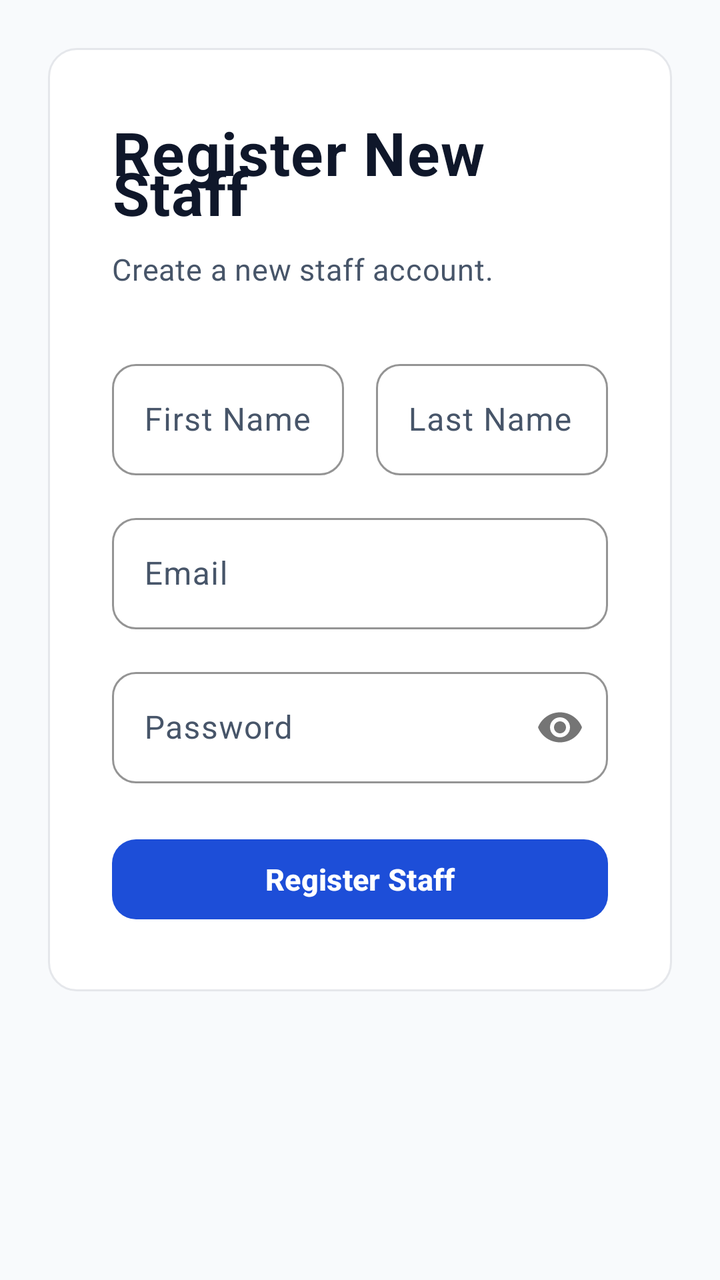
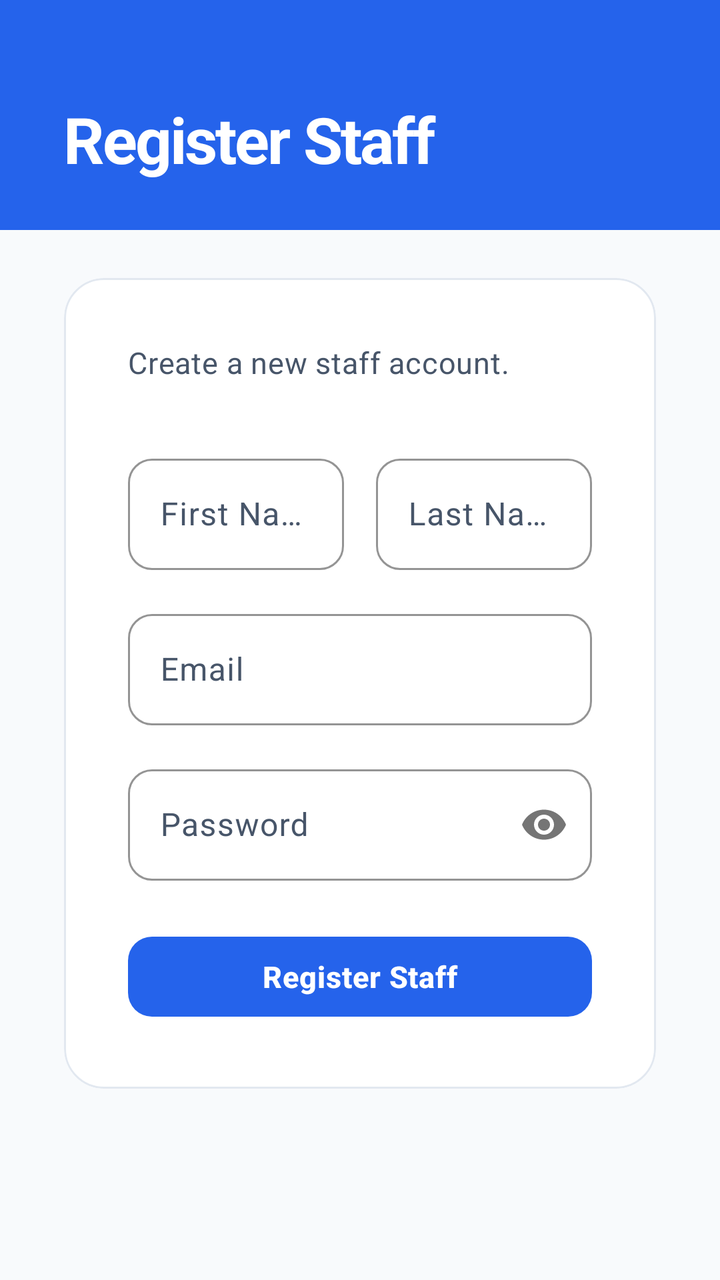

Two renders of the same Android screen: before a commit and after it. Below are the layout's source before the change and the commit's diff.
<!-- AndroidManifest.xml: application theme Theme.QueueEase -->
<!-- res/layout/fragment_register_staff.xml -->
<?xml version="1.0" encoding="utf-8"?>
<androidx.constraintlayout.widget.ConstraintLayout xmlns:android="http://schemas.android.com/apk/res/android"
    xmlns:app="http://schemas.android.com/apk/res-auto"
    android:layout_width="match_parent"
    android:layout_height="match_parent"
    android:background="@color/gray_50"
    android:padding="24dp">

    <LinearLayout
        android:id="@+id/cardContainer"
        android:layout_width="match_parent"
        android:layout_height="wrap_content"
        android:background="@drawable/bg_card"
        android:orientation="vertical"
        android:padding="32dp"
        app:layout_constraintTop_toTopOf="parent">

        <TextView
            style="@style/QueueEase.Text.PageTitle"
            android:layout_width="match_parent"
            android:layout_height="wrap_content"
            android:text="Register New Staff"
            android:layout_marginBottom="8dp" />

        <TextView
            style="@style/QueueEase.Text.Body"
            android:layout_width="match_parent"
            android:layout_height="wrap_content"
            android:text="Create a new staff account."
            android:layout_marginBottom="32dp" />

        <LinearLayout
            android:layout_width="match_parent"
            android:layout_height="wrap_content"
            android:orientation="horizontal"
            android:baselineAligned="false"
            android:layout_marginBottom="16dp">

            <com.google.android.material.textfield.TextInputLayout
                style="@style/QueueEase.TextInput"
                android:layout_width="0dp"
                android:layout_height="wrap_content"
                android:layout_weight="1"
                android:hint="@string/first_name"
                android:layout_marginEnd="8dp">

                <com.google.android.material.textfield.TextInputEditText
                    android:id="@+id/etFirstName"
                    android:layout_width="match_parent"
                    android:layout_height="wrap_content"
                    android:inputType="textPersonName" />
            </com.google.android.material.textfield.TextInputLayout>

            <com.google.android.material.textfield.TextInputLayout
                style="@style/QueueEase.TextInput"
                android:layout_width="0dp"
                android:layout_height="wrap_content"
                android:layout_weight="1"
                android:hint="@string/last_name"
                android:layout_marginStart="8dp">

                <com.google.android.material.textfield.TextInputEditText
                    android:id="@+id/etLastName"
                    android:layout_width="match_parent"
                    android:layout_height="wrap_content"
                    android:inputType="textPersonName" />
            </com.google.android.material.textfield.TextInputLayout>
        </LinearLayout>

        <com.google.android.material.textfield.TextInputLayout
            style="@style/QueueEase.TextInput"
            android:layout_width="match_parent"
            android:layout_height="wrap_content"
            android:hint="@string/email"
            android:layout_marginBottom="16dp">

            <com.google.android.material.textfield.TextInputEditText
                android:id="@+id/etEmail"
                android:layout_width="match_parent"
                android:layout_height="wrap_content"
                android:inputType="textEmailAddress" />
        </com.google.android.material.textfield.TextInputLayout>

        <com.google.android.material.textfield.TextInputLayout
            style="@style/QueueEase.TextInput"
            android:layout_width="match_parent"
            android:layout_height="wrap_content"
            android:hint="@string/password"
            app:passwordToggleEnabled="true"
            android:layout_marginBottom="24dp">

            <com.google.android.material.textfield.TextInputEditText
                android:id="@+id/etPassword"
                android:layout_width="match_parent"
                android:layout_height="wrap_content"
                android:inputType="textPassword" />
        </com.google.android.material.textfield.TextInputLayout>

        <Button
            android:id="@+id/btnRegister"
            style="@style/QueueEase.Button.Primary"
            android:layout_width="match_parent"
            android:layout_height="wrap_content"
            android:text="Register Staff" />

    </LinearLayout>

    <ProgressBar
        android:id="@+id/progressBar"
        android:layout_width="wrap_content"
        android:layout_height="wrap_content"
        android:visibility="gone"
        app:layout_constraintBottom_toBottomOf="parent"
        app:layout_constraintEnd_toEndOf="parent"
        app:layout_constraintStart_toStartOf="parent"
        app:layout_constraintTop_toTopOf="parent" />

</androidx.constraintlayout.widget.ConstraintLayout>
<!-- resources referenced by this layout -->
<resources>
  <!-- drawable bg_card (drawable) -->
  <?xml version="1.0" encoding="utf-8"?>
  <shape xmlns:android="http://schemas.android.com/apk/res/android"
      android:shape="rectangle">
      <solid android:color="#FFFFFF" />
      <corners android:radius="14dp" />
      <stroke android:width="1dp" android:color="#E5E7EB" />
  </shape>
  <style name="QueueEase.Button.Primary" parent="QueueEase.Button">
          <item name="backgroundTint">@color/blue_600</item>
          <item name="android:textColor">@color/white</item>
      </style>
  <style name="QueueEase.Text.Body">
          <item name="android:textSize">@dimen/text_base</item>
          <item name="android:textColor">@color/gray_600</item>
      </style>
  <style name="QueueEase.Text.PageTitle">
          <item name="android:textSize">@dimen/text_3xl</item>
          <item name="android:textStyle">bold</item>
          <item name="android:textColor">@color/gray_900</item>
      </style>
  <style name="QueueEase.TextInput" parent="Widget.Material3.TextInputLayout.OutlinedBox">
          <item name="boxStrokeColor">@color/gray_300</item>
          <item name="boxStrokeWidth">1dp</item>
          <item name="boxStrokeWidthFocused">2dp</item>
          <item name="boxBackgroundColor">@color/white</item>
          <item name="boxCornerRadiusTopStart">@dimen/radius_md</item>
          <item name="boxCornerRadiusTopEnd">@dimen/radius_md</item>
          <item name="boxCornerRadiusBottomStart">@dimen/radius_md</item>
          <item name="boxCornerRadiusBottomEnd">@dimen/radius_md</item>
          <item name="hintTextColor">@color/blue_600</item>
      </style>
  <style name="QueueEase.Button" parent="Widget.Material3.Button">
          <item name="android:layout_height">@dimen/button_height</item>
          <item name="android:textAllCaps">false</item>
          <item name="android:textSize">@dimen/text_base</item>
          <item name="android:textStyle">bold</item>
          <item name="cornerRadius">@dimen/radius_md</item>
      </style>
  <color name="blue_600">#1D4ED8</color>
  <color name="gray_300">#CBD5E1</color>
  <dimen name="radius_md">12dp</dimen>
  <style name="Base.Theme.QueueEase" parent="Theme.Material3.Light.NoActionBar">
          
          <item name="colorPrimary">@color/blue_600</item>
          <item name="colorOnPrimary">@color/white</item>
          <item name="colorPrimaryContainer">@color/blue_100</item>
          <item name="colorOnPrimaryContainer">@color/blue_700</item>
  
          
          <item name="colorSecondary">@color/green_600</item>
          <item name="colorOnSecondary">@color/white</item>
          <item name="colorSecondaryContainer">@color/green_50</item>
          <item name="colorOnSecondaryContainer">@color/green_600</item>
  
          
          <item name="colorTertiary">@color/purple_500</item>
          <item name="colorOnTertiary">@color/white</item>
  
          
          <item name="colorError">@color/red_500</item>
          <item name="colorOnError">@color/white</item>
          <item name="colorErrorContainer">@color/red_50</item>
  
          
          <item name="colorSurface">@color/white</item>
          <item name="colorOnSurface">@color/gray_800</item>
          <item name="colorSurfaceVariant">@color/gray_50</item>
          <item name="colorOnSurfaceVariant">@color/gray_600</item>
          <item name="colorOutline">@color/gray_300</item>
          <item name="colorOutlineVariant">@color/border_subtle</item>
  
          
          <item name="android:colorBackground">@color/gray_50</item>
          <item name="colorOnBackground">@color/gray_800</item>
  
          
          <item name="android:statusBarColor">@color/white</item>
          <item name="android:windowLightStatusBar" tools:targetApi="23">true</item>
  
          
          <item name="android:navigationBarColor">@color/white</item>
          <item name="android:windowLightNavigationBar" tools:targetApi="27">true</item>
  
          
          <item name="shapeAppearanceSmallComponent">@style/QueueEase.ShapeSmall</item>
          <item name="shapeAppearanceMediumComponent">@style/QueueEase.ShapeMedium</item>
          <item name="shapeAppearanceLargeComponent">@style/QueueEase.ShapeLarge</item>
      </style>
  <dimen name="button_height">48dp</dimen>
  <color name="blue_100">#DBEAFE</color>
  <color name="blue_700">#1E40AF</color>
  <color name="green_600">#047857</color>
  <color name="green_50">#ECFDF5</color>
  <color name="purple_500">#7C3AED</color>
  <color name="red_500">#DC2626</color>
  <color name="border_subtle">#E5E7EB</color>
  <style name="QueueEase.ShapeSmall" parent="ShapeAppearance.Material3.SmallComponent">
          <item name="cornerSize">8dp</item>
      </style>
  <style name="QueueEase.ShapeMedium" parent="ShapeAppearance.Material3.MediumComponent">
          <item name="cornerSize">12dp</item>
      </style>
  <style name="QueueEase.ShapeLarge" parent="ShapeAppearance.Material3.LargeComponent">
          <item name="cornerSize">16dp</item>
      </style>
  <!-- unchanged entries left out for length: 13 -->
</resources>

<!-- the commit's change to res/layout/fragment_register_staff.xml (unified diff, before → after) -->
@@ -1,118 +1,156 @@
 <?xml version="1.0" encoding="utf-8"?>
-<androidx.constraintlayout.widget.ConstraintLayout xmlns:android="http://schemas.android.com/apk/res/android"
+<androidx.coordinatorlayout.widget.CoordinatorLayout xmlns:android="http://schemas.android.com/apk/res/android"
     xmlns:app="http://schemas.android.com/apk/res-auto"
+    xmlns:tools="http://schemas.android.com/tools"
     android:layout_width="match_parent"
     android:layout_height="match_parent"
-    android:background="@color/gray_50"
-    android:padding="24dp">
+    android:background="@color/gray_50">
 
-    <LinearLayout
-        android:id="@+id/cardContainer"
+    <com.google.android.material.appbar.AppBarLayout
+        android:id="@+id/appBarLayout"
         android:layout_width="match_parent"
         android:layout_height="wrap_content"
-        android:background="@drawable/bg_card"
-        android:orientation="vertical"
-        android:padding="32dp"
-        app:layout_constraintTop_toTopOf="parent">
-
-        <TextView
-            style="@style/QueueEase.Text.PageTitle"
-            android:layout_width="match_parent"
-            android:layout_height="wrap_content"
-            android:text="Register New Staff"
-            android:layout_marginBottom="8dp" />
-
-        <TextView
-            style="@style/QueueEase.Text.Body"
-            android:layout_width="match_parent"
-            android:layout_height="wrap_content"
-            android:text="Create a new staff account."
-            android:layout_marginBottom="32dp" />
+        android:background="@color/blue_600"
+        app:elevation="0dp">
 
         <LinearLayout
             android:layout_width="match_parent"
             android:layout_height="wrap_content"
-            android:orientation="horizontal"
-            android:baselineAligned="false"
-            android:layout_marginBottom="16dp">
+            android:orientation="vertical"
+            android:paddingHorizontal="@dimen/spacing_xl"
+            android:paddingTop="48dp"
+            android:paddingBottom="24dp"
+            app:layout_scrollFlags="scroll|enterAlways">
 
-            <com.google.android.material.textfield.TextInputLayout
-                style="@style/QueueEase.TextInput"
-                android:layout_width="0dp"
+            <TextView
+                style="@style/QueueEase.Text.PageTitle"
+                android:layout_width="match_parent"
                 android:layout_height="wrap_content"
-                android:layout_weight="1"
-                android:hint="@string/first_name"
-                android:layout_marginEnd="8dp">
+                android:text="Register Staff"
+                android:textColor="@color/white"
+                android:textSize="32sp" />
+        </LinearLayout>
+    </com.google.android.material.appbar.AppBarLayout>
 
-                <com.google.android.material.textfield.TextInputEditText
-                    android:id="@+id/etFirstName"
+    <androidx.core.widget.NestedScrollView
+        android:layout_width="match_parent"
+        android:layout_height="match_parent"
+        app:layout_behavior="@string/appbar_scrolling_view_behavior">
+
+        <LinearLayout
+            android:layout_width="match_parent"
+            android:layout_height="wrap_content"
+            android:orientation="vertical"
+            android:paddingHorizontal="@dimen/spacing_xl"
+            android:paddingBottom="48dp">
+
+            <com.google.android.material.card.MaterialCardView
+                android:id="@+id/cardContainer"
+                style="@style/QueueEase.Card.Elevated"
+                android:layout_width="match_parent"
+                android:layout_height="wrap_content"
+                android:layout_marginTop="24dp"
+                app:strokeWidth="1dp"
+                app:strokeColor="@color/border_normal">
+
+                <LinearLayout
                     android:layout_width="match_parent"
                     android:layout_height="wrap_content"
-                    android:inputType="textPersonName" />
-            </com.google.android.material.textfield.TextInputLayout>
+                    android:orientation="vertical"
+                    android:padding="32dp">
 
-            <com.google.android.material.textfield.TextInputLayout
-                style="@style/QueueEase.TextInput"
-                android:layout_width="0dp"
-                android:layout_height="wrap_content"
-                android:layout_weight="1"
-                android:hint="@string/last_name"
-                android:layout_marginStart="8dp">
+                    <TextView
+                        style="@style/QueueEase.Text.Body"
+                        android:layout_width="match_parent"
+                        android:layout_height="wrap_content"
+                        android:text="Create a new staff account."
+                        android:textColor="@color/gray_600"
+                        android:layout_marginBottom="32dp" />
 
-                <com.google.android.material.textfield.TextInputEditText
-                    android:id="@+id/etLastName"
-                    android:layout_width="match_parent"
-                    android:layout_height="wrap_content"
-                    android:inputType="textPersonName" />
-            </com.google.android.material.textfield.TextInputLayout>
+                    <LinearLayout
+                        android:layout_width="match_parent"
+                        android:layout_height="wrap_content"
+                        android:orientation="horizontal"
+                        android:baselineAligned="false"
+                        android:layout_marginBottom="16dp">
+
+                        <com.google.android.material.textfield.TextInputLayout
+                            style="@style/QueueEase.TextInput"
+                            android:layout_width="0dp"
+                            android:layout_height="wrap_content"
+                            android:layout_weight="1"
+                            android:hint="@string/first_name"
+                            android:layout_marginEnd="8dp">
+
+                            <com.google.android.material.textfield.TextInputEditText
+                                android:id="@+id/etFirstName"
+                                android:layout_width="match_parent"
+                                android:layout_height="wrap_content"
+                                android:inputType="textPersonName" />
+                        </com.google.android.material.textfield.TextInputLayout>
+
+                        <com.google.android.material.textfield.TextInputLayout
+                            style="@style/QueueEase.TextInput"
+                            android:layout_width="0dp"
+                            android:layout_height="wrap_content"
+                            android:layout_weight="1"
+                            android:hint="@string/last_name"
+                            android:layout_marginStart="8dp">
+
+                            <com.google.android.material.textfield.TextInputEditText
+                                android:id="@+id/etLastName"
+                                android:layout_width="match_parent"
+                                android:layout_height="wrap_content"
+                                android:inputType="textPersonName" />
+                        </com.google.android.material.textfield.TextInputLayout>
+                    </LinearLayout>
+
+                    <com.google.android.material.textfield.TextInputLayout
+                        style="@style/QueueEase.TextInput"
+                        android:layout_width="match_parent"
+                        android:layout_height="wrap_content"
+                        android:hint="@string/email"
+                        android:layout_marginBottom="16dp">
+
+                        <com.google.android.material.textfield.TextInputEditText
+                            android:id="@+id/etEmail"
+                            android:layout_width="match_parent"
+                            android:layout_height="wrap_content"
+                            android:inputType="textEmailAddress" />
+                    </com.google.android.material.textfield.TextInputLayout>
+
+                    <com.google.android.material.textfield.TextInputLayout
+                        style="@style/QueueEase.TextInput"
+                        android:layout_width="match_parent"
+                        android:layout_height="wrap_content"
+                        android:hint="@string/password"
+                        app:passwordToggleEnabled="true"
+                        android:layout_marginBottom="24dp">
+
+                        <com.google.android.material.textfield.TextInputEditText
+                            android:id="@+id/etPassword"
+                            android:layout_width="match_parent"
+                            android:layout_height="wrap_content"
+                            android:inputType="textPassword" />
+                    </com.google.android.material.textfield.TextInputLayout>
+
+                    <Button
+                        android:id="@+id/btnRegister"
+                        style="@style/QueueEase.Button.Primary"
+                        android:layout_width="match_parent"
+                        android:layout_height="wrap_content"
+                        android:text="Register Staff" />
+
+                </LinearLayout>
+            </com.google.android.material.card.MaterialCardView>
         </LinearLayout>
-
-        <com.google.android.material.textfield.TextInputLayout
-            style="@style/QueueEase.TextInput"
-            android:layout_width="match_parent"
-            android:layout_height="wrap_content"
-            android:hint="@string/email"
-            android:layout_marginBottom="16dp">
-
-            <com.google.android.material.textfield.TextInputEditText
-                android:id="@+id/etEmail"
-                android:layout_width="match_parent"
-                android:layout_height="wrap_content"
-                android:inputType="textEmailAddress" />
-        </com.google.android.material.textfield.TextInputLayout>
-
-        <com.google.android.material.textfield.TextInputLayout
-            style="@style/QueueEase.TextInput"
-            android:layout_width="match_parent"
-            android:layout_height="wrap_content"
-            android:hint="@string/password"
-            app:passwordToggleEnabled="true"
-            android:layout_marginBottom="24dp">
-
-            <com.google.android.material.textfield.TextInputEditText
-                android:id="@+id/etPassword"
-                android:layout_width="match_parent"
-                android:layout_height="wrap_content"
-                android:inputType="textPassword" />
-        </com.google.android.material.textfield.TextInputLayout>
-
-        <Button
-            android:id="@+id/btnRegister"
-            style="@style/QueueEase.Button.Primary"
-            android:layout_width="match_parent"
-            android:layout_height="wrap_content"
-            android:text="Register Staff" />
-
-    </LinearLayout>
+    </androidx.core.widget.NestedScrollView>
 
     <ProgressBar
         android:id="@+id/progressBar"
         android:layout_width="wrap_content"
         android:layout_height="wrap_content"
-        android:visibility="gone"
-        app:layout_constraintBottom_toBottomOf="parent"
-        app:layout_constraintEnd_toEndOf="parent"
-        app:layout_constraintStart_toStartOf="parent"
-        app:layout_constraintTop_toTopOf="parent" />
+        android:layout_gravity="center"
+        android:visibility="gone" />
 
-</androidx.constraintlayout.widget.ConstraintLayout>
+</androidx.coordinatorlayout.widget.CoordinatorLayout>
<!-- resource entries referenced after the edit -->
@@ -1,52 +1,61 @@
 <!-- resources referenced by this layout -->
 <resources>
-  <!-- drawable bg_card (drawable) -->
-  <?xml version="1.0" encoding="utf-8"?>
-  <shape xmlns:android="http://schemas.android.com/apk/res/android"
-      android:shape="rectangle">
-      <solid android:color="#FFFFFF" />
-      <corners android:radius="14dp" />
-      <stroke android:width="1dp" android:color="#E5E7EB" />
-  </shape>
   <style name="QueueEase.Button.Primary" parent="QueueEase.Button">
           <item name="backgroundTint">@color/blue_600</item>
           <item name="android:textColor">@color/white</item>
+          <item name="android:elevation">0dp</item>
+          <item name="rippleColor">@color/blue_700</item>
+      </style>
+  <style name="QueueEase.Card.Elevated" parent="Widget.Material3.CardView.Elevated">
+          <item name="cardBackgroundColor">@color/surface</item>
+          <item name="cardCornerRadius">@dimen/radius_2xl</item>
+          <item name="cardElevation">0dp</item>
+          <item name="strokeColor">@color/border_normal</item>
+          <item name="strokeWidth">1dp</item>
       </style>
   <style name="QueueEase.Text.Body">
           <item name="android:textSize">@dimen/text_base</item>
           <item name="android:textColor">@color/gray_600</item>
+          <item name="android:fontFamily">sans-serif</item>
       </style>
   <style name="QueueEase.Text.PageTitle">
           <item name="android:textSize">@dimen/text_3xl</item>
           <item name="android:textStyle">bold</item>
           <item name="android:textColor">@color/gray_900</item>
+          <item name="android:fontFamily">sans-serif-black</item>
+          <item name="android:letterSpacing">-0.03</item>
       </style>
   <style name="QueueEase.TextInput" parent="Widget.Material3.TextInputLayout.OutlinedBox">
-          <item name="boxStrokeColor">@color/gray_300</item>
+          <item name="boxStrokeColor">@color/border_normal</item>
           <item name="boxStrokeWidth">1dp</item>
           <item name="boxStrokeWidthFocused">2dp</item>
-          <item name="boxBackgroundColor">@color/white</item>
-          <item name="boxCornerRadiusTopStart">@dimen/radius_md</item>
-          <item name="boxCornerRadiusTopEnd">@dimen/radius_md</item>
-          <item name="boxCornerRadiusBottomStart">@dimen/radius_md</item>
-          <item name="boxCornerRadiusBottomEnd">@dimen/radius_md</item>
+          <item name="boxBackgroundColor">@color/surface</item>
+          <item name="boxCornerRadiusTopStart">@dimen/radius_lg</item>
+          <item name="boxCornerRadiusTopEnd">@dimen/radius_lg</item>
+          <item name="boxCornerRadiusBottomStart">@dimen/radius_lg</item>
+          <item name="boxCornerRadiusBottomEnd">@dimen/radius_lg</item>
           <item name="hintTextColor">@color/blue_600</item>
+          <item name="hintTextAppearance">@style/QueueEase.Text.Caption</item>
       </style>
   <style name="QueueEase.Button" parent="Widget.Material3.Button">
-          <item name="android:layout_height">@dimen/button_height</item>
+          <item name="android:layout_height">56dp</item>
           <item name="android:textAllCaps">false</item>
           <item name="android:textSize">@dimen/text_base</item>
           <item name="android:textStyle">bold</item>
-          <item name="cornerRadius">@dimen/radius_md</item>
+          <item name="android:fontFamily">sans-serif-medium</item>
+          <item name="android:letterSpacing">0.02</item>
+          <item name="cornerRadius">@dimen/radius_lg</item>
+          <item name="android:stateListAnimator">@animator/button_scale</item>
       </style>
-  <color name="blue_600">#1D4ED8</color>
-  <color name="gray_300">#CBD5E1</color>
-  <dimen name="radius_md">12dp</dimen>
+  <color name="blue_600">#2563EB</color>
+  <color name="border_normal">#E2E8F0</color>
+  <dimen name="spacing_xl">32dp</dimen>
+  <dimen name="radius_md">8dp</dimen>
   <style name="Base.Theme.QueueEase" parent="Theme.Material3.Light.NoActionBar">
           
           <item name="colorPrimary">@color/blue_600</item>
           <item name="colorOnPrimary">@color/white</item>
-          <item name="colorPrimaryContainer">@color/blue_100</item>
+          <item name="colorPrimaryContainer">@color/blue_50</item>
           <item name="colorOnPrimaryContainer">@color/blue_700</item>
   
           
@@ -65,11 +74,11 @@
           <item name="colorErrorContainer">@color/red_50</item>
   
           
-          <item name="colorSurface">@color/white</item>
+          <item name="colorSurface">@color/surface</item>
           <item name="colorOnSurface">@color/gray_800</item>
-          <item name="colorSurfaceVariant">@color/gray_50</item>
+          <item name="colorSurfaceVariant">@color/surface_muted</item>
           <item name="colorOnSurfaceVariant">@color/gray_600</item>
-          <item name="colorOutline">@color/gray_300</item>
+          <item name="colorOutline">@color/border_normal</item>
           <item name="colorOutlineVariant">@color/border_subtle</item>
   
           
@@ -77,35 +86,48 @@
           <item name="colorOnBackground">@color/gray_800</item>
   
           
-          <item name="android:statusBarColor">@color/white</item>
+          <item name="android:statusBarColor">@color/gray_50</item>
           <item name="android:windowLightStatusBar" tools:targetApi="23">true</item>
   
           
-          <item name="android:navigationBarColor">@color/white</item>
+          <item name="android:navigationBarColor">@color/surface</item>
           <item name="android:windowLightNavigationBar" tools:targetApi="27">true</item>
   
           
           <item name="shapeAppearanceSmallComponent">@style/QueueEase.ShapeSmall</item>
           <item name="shapeAppearanceMediumComponent">@style/QueueEase.ShapeMedium</item>
           <item name="shapeAppearanceLargeComponent">@style/QueueEase.ShapeLarge</item>
+          
+          
       </style>
-  <dimen name="button_height">48dp</dimen>
-  <color name="blue_100">#DBEAFE</color>
-  <color name="blue_700">#1E40AF</color>
-  <color name="green_600">#047857</color>
-  <color name="green_50">#ECFDF5</color>
-  <color name="purple_500">#7C3AED</color>
-  <color name="red_500">#DC2626</color>
-  <color name="border_subtle">#E5E7EB</color>
+  <dimen name="text_sm">13sp</dimen>
+  <color name="gray_500">#64748B</color>
+  <color name="blue_50">#EFF6FF</color>
+  <color name="blue_700">#1D4ED8</color>
+  <color name="surface">#FFFFFF</color>
+  <dimen name="radius_2xl">20dp</dimen>
+  <dimen name="radius_lg">12dp</dimen>
+  <style name="QueueEase.Text.Caption">
+          <item name="android:textSize">@dimen/text_sm</item>
+          <item name="android:textColor">@color/gray_500</item>
+          <item name="android:fontFamily">sans-serif</item>
+      </style>
+  <color name="green_600">#16A34A</color>
+  <color name="green_50">#F0FDF4</color>
+  <color name="purple_500">#A855F7</color>
+  <color name="red_500">#EF4444</color>
+  <color name="surface_muted">#F8FAFC</color>
+  <color name="border_subtle">#F1F5F9</color>
   <style name="QueueEase.ShapeSmall" parent="ShapeAppearance.Material3.SmallComponent">
-          <item name="cornerSize">8dp</item>
+          <item name="cornerSize">@dimen/radius_sm</item>
       </style>
   <style name="QueueEase.ShapeMedium" parent="ShapeAppearance.Material3.MediumComponent">
-          <item name="cornerSize">12dp</item>
+          <item name="cornerSize">@dimen/radius_md</item>
       </style>
   <style name="QueueEase.ShapeLarge" parent="ShapeAppearance.Material3.LargeComponent">
-          <item name="cornerSize">16dp</item>
+          <item name="cornerSize">@dimen/radius_lg</item>
       </style>
+  <dimen name="radius_sm">6dp</dimen>
   <!-- unchanged entries left out for length: 13 -->
 </resources>
 
